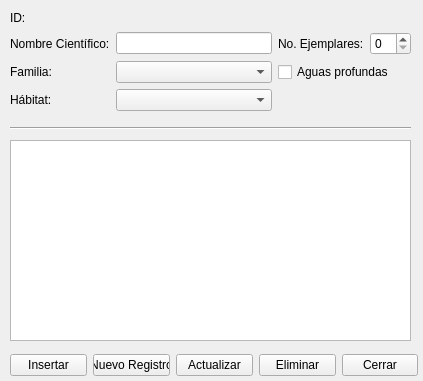
The window that vista/ui/planta_acuatica.ui (daeran84/Acuario) describes before a commit, drawn with Qt 5.
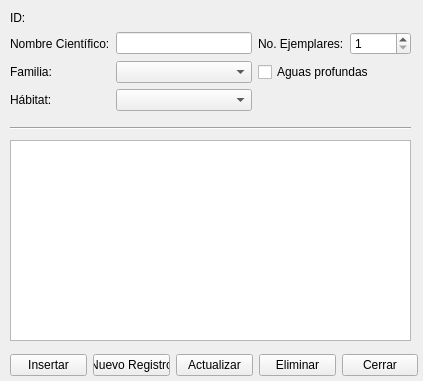
The same window after the commit.

```diff
--- a/vista/ui/planta_acuatica.ui
+++ b/vista/ui/planta_acuatica.ui
@@ -125,7 +125,14 @@
      </widget>
     </item>
     <item row="1" column="5">
-     <widget class="QSpinBox" name="sb_ejemplares"/>
+     <widget class="QSpinBox" name="sb_ejemplares">
+      <property name="minimum">
+       <number>1</number>
+      </property>
+      <property name="maximum">
+       <number>10000</number>
+      </property>
+     </widget>
     </item>
     <item row="2" column="0" colspan="2">
      <widget class="QLabel" name="label_3">
```
